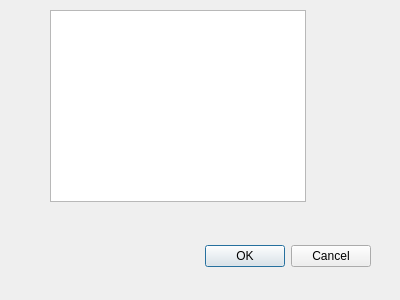
The window that AnoDet2012/GUI/dialogfilter.ui (AnomalyDetection2012/AnomalyDetection2012PWR) describes before a commit, drawn with Qt 5.
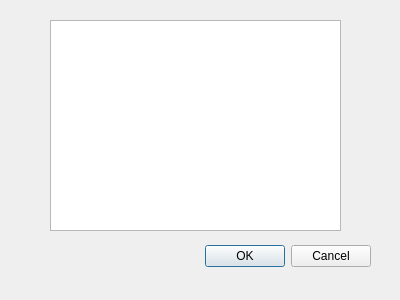
The same window after the commit.

The edit to the form file:
```diff
--- a/AnoDet2012/GUI/dialogfilter.ui
+++ b/AnoDet2012/GUI/dialogfilter.ui
@@ -33,9 +33,9 @@
    <property name="geometry">
     <rect>
      <x>50</x>
-     <y>10</y>
-     <width>256</width>
-     <height>192</height>
+     <y>20</y>
+     <width>291</width>
+     <height>211</height>
     </rect>
    </property>
   </widget>
```
Left out of the diff: 2 changed lines with no effect on the pictures.
